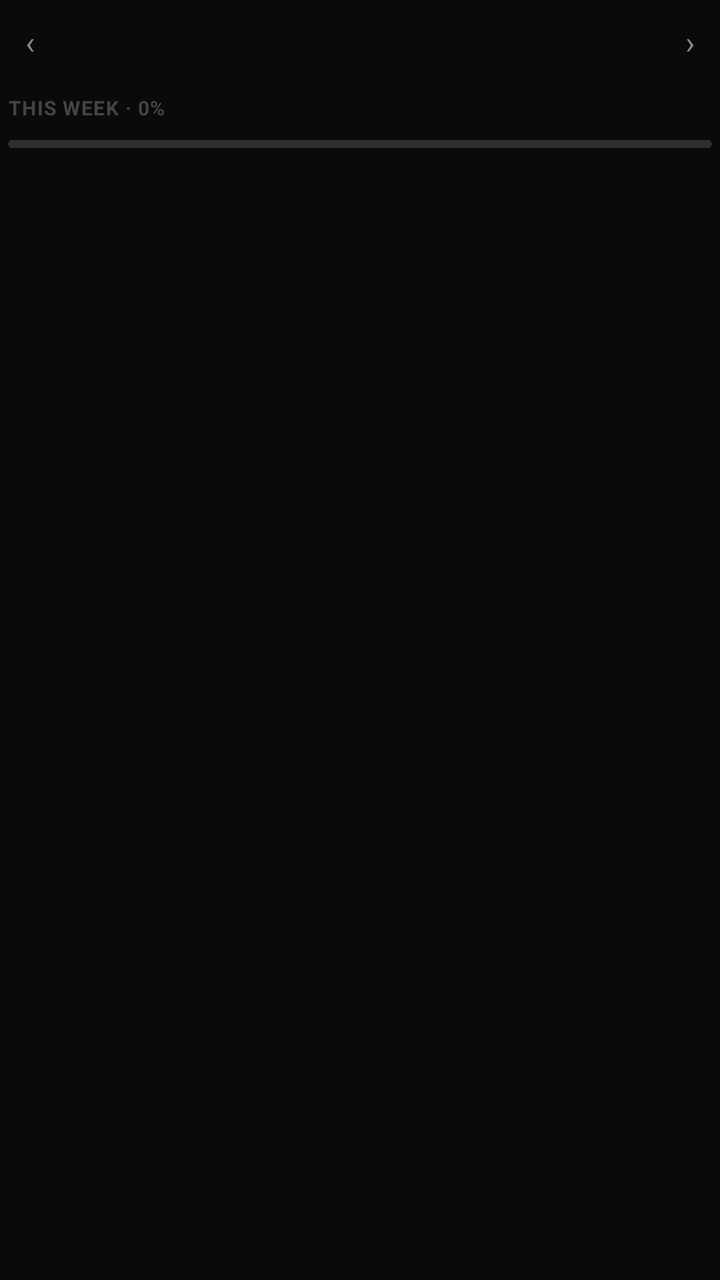
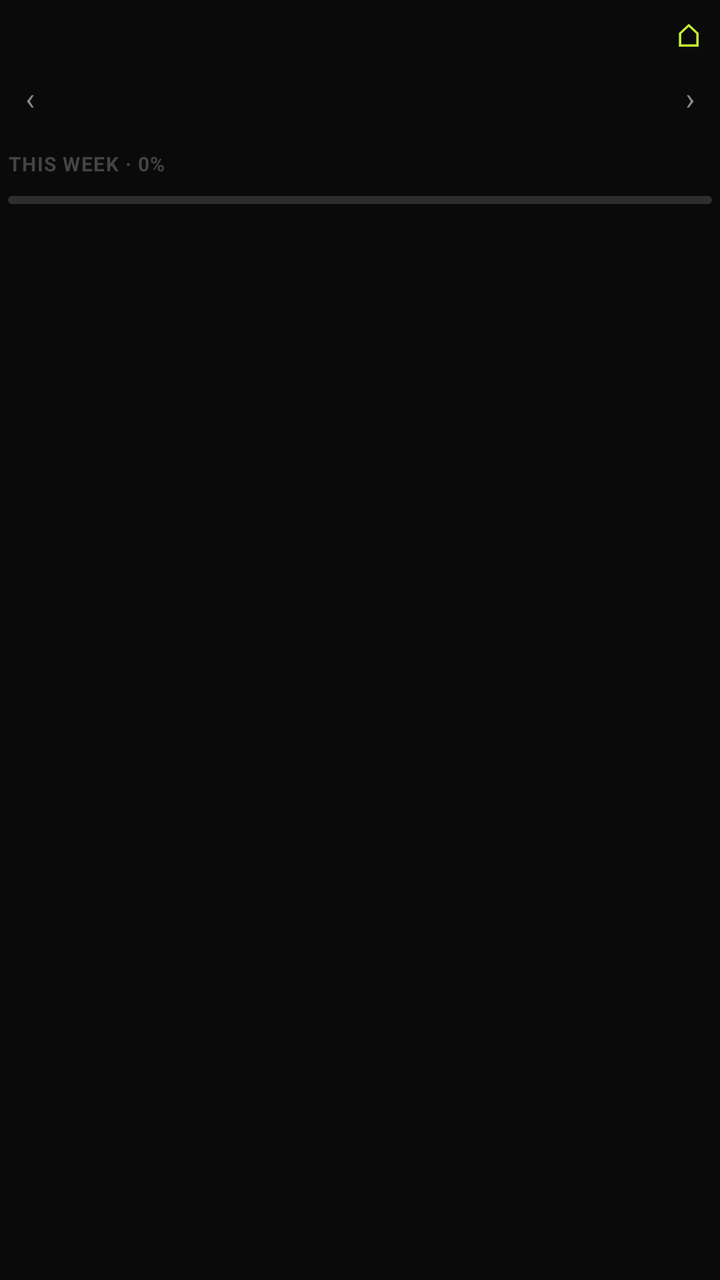

Screens rendered from an Android XML layout before and after an edit, with the pre-edit source and the edit as a unified diff.
<!-- AndroidManifest.xml: application theme Theme.Goals -->
<!-- res/layout/widget_header_item.xml -->
<?xml version="1.0" encoding="utf-8"?>
<LinearLayout xmlns:android="http://schemas.android.com/apk/res/android"
    android:id="@+id/header"
    android:layout_width="match_parent"
    android:layout_height="wrap_content"
    android:orientation="vertical"
    android:paddingHorizontal="4dp"
    android:paddingTop="4dp"
    android:paddingBottom="0dp">

    <LinearLayout
        android:layout_width="match_parent"
        android:layout_height="wrap_content"
        android:orientation="horizontal"
        android:gravity="center_vertical">

        <TextView
            android:id="@+id/nav_prev"
            android:layout_width="22dp"
            android:layout_height="32dp"
            android:gravity="center"
            android:textColor="@color/widget_text_secondary"
            android:textSize="16sp"
            android:text="‹" />

        <LinearLayout
            android:id="@+id/day_strip"
            android:layout_width="0dp"
            android:layout_height="wrap_content"
            android:layout_weight="1"
            android:orientation="horizontal">

            <LinearLayout
                android:id="@+id/day_0"
                android:layout_width="0dp"
                android:layout_height="wrap_content"
                android:layout_weight="1"
                android:orientation="vertical"
                android:gravity="center"
                android:padding="2dp">
                <TextView android:id="@+id/day_label_0" android:layout_width="wrap_content" android:layout_height="wrap_content" android:textSize="9sp" android:textStyle="bold" android:textColor="@color/widget_text_dim" android:text="" />
                <TextView android:id="@+id/day_num_0" android:layout_width="wrap_content" android:layout_height="wrap_content" android:textSize="13sp" android:textStyle="bold" android:textColor="@color/widget_text_secondary" android:text="" />
            </LinearLayout>

            <LinearLayout
                android:id="@+id/day_1"
                android:layout_width="0dp"
                android:layout_height="wrap_content"
                android:layout_weight="1"
                android:orientation="vertical"
                android:gravity="center"
                android:padding="2dp">
                <TextView android:id="@+id/day_label_1" android:layout_width="wrap_content" android:layout_height="wrap_content" android:textSize="9sp" android:textStyle="bold" android:textColor="@color/widget_text_dim" android:text="" />
                <TextView android:id="@+id/day_num_1" android:layout_width="wrap_content" android:layout_height="wrap_content" android:textSize="13sp" android:textStyle="bold" android:textColor="@color/widget_text_secondary" android:text="" />
            </LinearLayout>

            <LinearLayout
                android:id="@+id/day_2"
                android:layout_width="0dp"
                android:layout_height="wrap_content"
                android:layout_weight="1"
                android:orientation="vertical"
                android:gravity="center"
                android:padding="2dp">
                <TextView android:id="@+id/day_label_2" android:layout_width="wrap_content" android:layout_height="wrap_content" android:textSize="9sp" android:textStyle="bold" android:textColor="@color/widget_text_dim" android:text="" />
                <TextView android:id="@+id/day_num_2" android:layout_width="wrap_content" android:layout_height="wrap_content" android:textSize="13sp" android:textStyle="bold" android:textColor="@color/widget_text_secondary" android:text="" />
            </LinearLayout>

            <LinearLayout
                android:id="@+id/day_3"
                android:layout_width="0dp"
                android:layout_height="wrap_content"
                android:layout_weight="1"
                android:orientation="vertical"
                android:gravity="center"
                android:padding="2dp">
                <TextView android:id="@+id/day_label_3" android:layout_width="wrap_content" android:layout_height="wrap_content" android:textSize="9sp" android:textStyle="bold" android:textColor="@color/widget_text_dim" android:text="" />
                <TextView android:id="@+id/day_num_3" android:layout_width="wrap_content" android:layout_height="wrap_content" android:textSize="13sp" android:textStyle="bold" android:textColor="@color/widget_text_secondary" android:text="" />
            </LinearLayout>

            <LinearLayout
                android:id="@+id/day_4"
                android:layout_width="0dp"
                android:layout_height="wrap_content"
                android:layout_weight="1"
                android:orientation="vertical"
                android:gravity="center"
                android:padding="2dp">
                <TextView android:id="@+id/day_label_4" android:layout_width="wrap_content" android:layout_height="wrap_content" android:textSize="9sp" android:textStyle="bold" android:textColor="@color/widget_text_dim" android:text="" />
                <TextView android:id="@+id/day_num_4" android:layout_width="wrap_content" android:layout_height="wrap_content" android:textSize="13sp" android:textStyle="bold" android:textColor="@color/widget_text_secondary" android:text="" />
            </LinearLayout>

            <LinearLayout
                android:id="@+id/day_5"
                android:layout_width="0dp"
                android:layout_height="wrap_content"
                android:layout_weight="1"
                android:orientation="vertical"
                android:gravity="center"
                android:padding="2dp">
                <TextView android:id="@+id/day_label_5" android:layout_width="wrap_content" android:layout_height="wrap_content" android:textSize="9sp" android:textStyle="bold" android:textColor="@color/widget_text_dim" android:text="" />
                <TextView android:id="@+id/day_num_5" android:layout_width="wrap_content" android:layout_height="wrap_content" android:textSize="13sp" android:textStyle="bold" android:textColor="@color/widget_text_secondary" android:text="" />
            </LinearLayout>

            <LinearLayout
                android:id="@+id/day_6"
                android:layout_width="0dp"
                android:layout_height="wrap_content"
                android:layout_weight="1"
                android:orientation="vertical"
                android:gravity="center"
                android:padding="2dp">
                <TextView android:id="@+id/day_label_6" android:layout_width="wrap_content" android:layout_height="wrap_content" android:textSize="9sp" android:textStyle="bold" android:textColor="@color/widget_text_dim" android:text="" />
                <TextView android:id="@+id/day_num_6" android:layout_width="wrap_content" android:layout_height="wrap_content" android:textSize="13sp" android:textStyle="bold" android:textColor="@color/widget_text_secondary" android:text="" />
            </LinearLayout>
        </LinearLayout>

        <TextView
            android:id="@+id/nav_next"
            android:layout_width="22dp"
            android:layout_height="32dp"
            android:gravity="center"
            android:textColor="@color/widget_text_secondary"
            android:textSize="16sp"
            android:text="›" />
    </LinearLayout>

    <LinearLayout
        android:id="@+id/header_summary"
        android:layout_width="match_parent"
        android:layout_height="wrap_content"
        android:layout_marginTop="6dp"
        android:orientation="vertical">

        
        <LinearLayout
            android:layout_width="match_parent"
            android:layout_height="wrap_content"
            android:minHeight="20dp"
            android:orientation="horizontal"
            android:gravity="center_vertical">

            <TextView
                android:id="@+id/header_label"
                android:layout_width="0dp"
                android:layout_height="wrap_content"
                android:layout_weight="1"
                android:textColor="@color/widget_text_dim"
                android:textStyle="bold"
                android:textSize="10sp"
                android:letterSpacing="0.05"
                android:text="THIS WEEK · 0%" />

            <TextView
                android:id="@+id/header_reward"
                android:layout_width="wrap_content"
                android:layout_height="wrap_content"
                android:textColor="@color/widget_accent"
                android:textStyle="bold"
                android:textSize="13sp"
                android:visibility="gone"
                android:text="" />
        </LinearLayout>

        <ProgressBar
            android:id="@+id/header_progress"
            style="?android:attr/progressBarStyleHorizontal"
            android:layout_width="match_parent"
            android:layout_height="4dp"
            android:layout_marginTop="6dp"
            android:max="100"
            android:progress="0"
            android:progressDrawable="@drawable/widget_progress_drawable"
            android:indeterminate="false" />
    </LinearLayout>
</LinearLayout>
<!-- resources referenced by this layout -->
<resources>
  <color name="widget_accent">#C8F135</color>
  <color name="widget_text_dim">#444444</color>
  <color name="widget_text_secondary">#888888</color>
  <!-- drawable widget_progress_drawable (drawable) -->
  <?xml version="1.0" encoding="utf-8"?>
  <layer-list xmlns:android="http://schemas.android.com/apk/res/android">
      <item android:id="@android:id/background">
          <shape>
              <solid android:color="@color/widget_border" />
              <corners android:radius="2dp" />
          </shape>
      </item>
      <item android:id="@android:id/progress">
          <clip>
              <shape>
                  <solid android:color="@color/widget_accent" />
                  <corners android:radius="2dp" />
              </shape>
          </clip>
      </item>
  </layer-list>
  <style name="Theme.Goals" parent="android:Theme.DeviceDefault.NoActionBar">
          <item name="android:windowBackground">#0a0a0a</item>
          <item name="android:statusBarColor">#0a0a0a</item>
          <item name="android:navigationBarColor">#0a0a0a</item>
      </style>
  <color name="widget_border">#2E2E2E</color>
</resources>

<!-- the commit's change to res/layout/widget_header_item.xml (unified diff, before → after) -->
@@ -7,6 +7,36 @@
     android:paddingHorizontal="4dp"
     android:paddingTop="4dp"
     android:paddingBottom="0dp">
+
+    <LinearLayout
+        android:layout_width="match_parent"
+        android:layout_height="24dp"
+        android:layout_marginBottom="4dp"
+        android:orientation="horizontal"
+        android:gravity="center_vertical">
+
+        <TextView
+            android:id="@+id/selected_date_label"
+            android:layout_width="0dp"
+            android:layout_height="match_parent"
+            android:layout_weight="1"
+            android:gravity="center_vertical"
+            android:textColor="@color/widget_text_secondary"
+            android:textSize="11sp"
+            android:text="" />
+
+        
+        <TextView
+            android:id="@+id/today_button"
+            android:layout_width="wrap_content"
+            android:layout_height="wrap_content"
+            android:layout_marginStart="12dp"
+            android:paddingHorizontal="6dp"
+            android:paddingVertical="2dp"
+            android:textColor="@color/widget_accent"
+            android:textSize="16sp"
+            android:text="⌂" />
+    </LinearLayout>
 
     <LinearLayout
         android:layout_width="match_parent"
